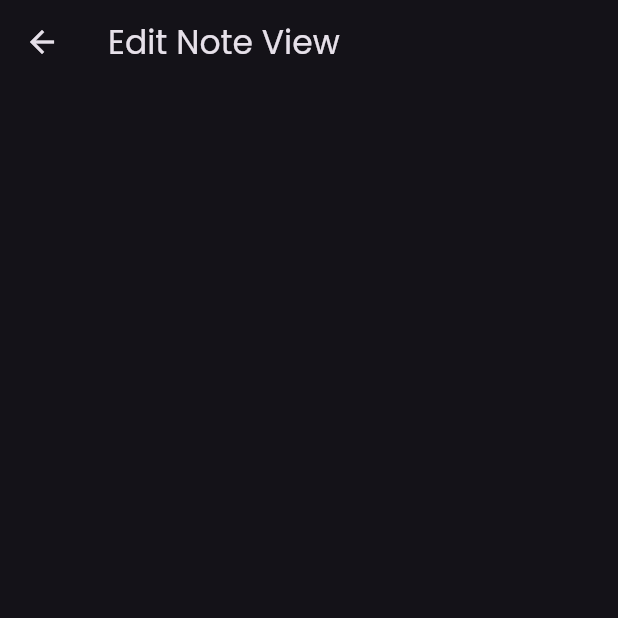
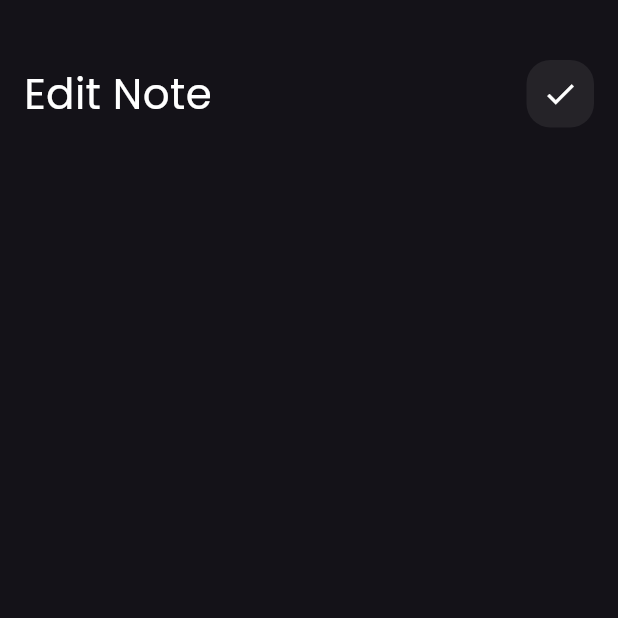
Before and after one commit to AnasShehata1/notes_app, a Flutter app: the screen it shows after launch, after a tap on "Flutter Tips", on a phone screen of 412 x 824 dp, the top half of it. Run offline on Flutter 3.47's test engine with Material 3 defaults, Android fonts, the phone set to English and light mode, and no system bars.

Commit message:
add custom app bar to edit note view

```diff
--- a/lib/views/edit_note_view.dart
+++ b/lib/views/edit_note_view.dart
@@ -6,13 +6,8 @@ class EditNoteView extends StatelessWidget {
 
   @override
   Widget build(BuildContext context) {
-    return Scaffold(
-      appBar: AppBar(
-        title: const Text(
-          'Edit Note View',
-        ),
-      ),
-      body: const EditNoteViewBody(),
+    return const Scaffold(
+      body: EditNoteViewBody(),
     );
   }
 }
--- a/lib/widgets/custom_app_bar.dart
+++ b/lib/widgets/custom_app_bar.dart
@@ -2,18 +2,25 @@ import 'package:flutter/material.dart';
 import 'package:notes_app/widgets/custom_search_icon.dart';
 
 class CustomAppBar extends StatelessWidget {
-  const CustomAppBar({super.key});
+  const CustomAppBar(
+      {super.key, required this.icon, this.onTap, required this.title});
+  final String title;
+  final Icon icon;
+  final GestureTapCallback? onTap;
 
   @override
   Widget build(BuildContext context) {
-    return const Row(
+    return Row(
       children: [
         Text(
-          'Notes',
-          style: TextStyle(fontSize: 28, color: Colors.white),
+          title,
+          style: const TextStyle(fontSize: 28, color: Colors.white),
         ),
-        Spacer(),
-        CustomSearchIcon()
+        const Spacer(),
+        CustomIcon(
+          icon: icon,
+          onTap: onTap,
+        )
       ],
     );
   }
--- a/lib/widgets/custom_search_icon.dart
+++ b/lib/widgets/custom_search_icon.dart
@@ -1,21 +1,22 @@
 import 'package:flutter/material.dart';
 
-class CustomSearchIcon extends StatelessWidget {
-  const CustomSearchIcon({super.key});
-
+class CustomIcon extends StatelessWidget {
+  const CustomIcon({super.key, required this.icon, required this.onTap});
+  final Icon icon;
+  final GestureTapCallback? onTap;
   @override
   Widget build(BuildContext context) {
-    return Container(
+    return GestureDetector(
+      onTap: onTap,
+      child: Container(
         width: 45,
         height: 45,
         decoration: BoxDecoration(
           color: Colors.white.withOpacity(0.07),
           borderRadius: BorderRadius.circular(16),
         ),
-      child: const Center(
-        child: Icon(
-          Icons.search,
-          size: 28,
+        child: Center(
+          child: icon,
         ),
       ),
     );
--- a/lib/widgets/edit_note_view_body.dart
+++ b/lib/widgets/edit_note_view_body.dart
@@ -1,10 +1,19 @@
 import 'package:flutter/material.dart';
+import 'package:notes_app/widgets/custom_app_bar.dart';
 
 class EditNoteViewBody extends StatelessWidget {
   const EditNoteViewBody({super.key});
 
   @override
   Widget build(BuildContext context) {
-    return Container();
+    return const Padding(
+      padding: EdgeInsets.symmetric(horizontal: 16.0),
+      child: Column(
+        children: [
+          SizedBox(height: 40),
+          CustomAppBar(title: 'Edit Note', icon: Icon(Icons.check)),
+        ],
+      ),
+    );
   }
 }
--- a/lib/widgets/notes_views_body.dart
+++ b/lib/widgets/notes_views_body.dart
@@ -12,8 +12,7 @@ class NotesViewsBody extends StatelessWidget {
       child: Column(
         children: [
           SizedBox(height: 40),
-          CustomAppBar(),
-          // SizedBox(height: 12),
+          CustomAppBar(title:'Notes',icon: Icon(Icons.search)),
           NotesListView(),
         ],
       ),
```
Lines whose indentation alone changed are shown as unchanged.
